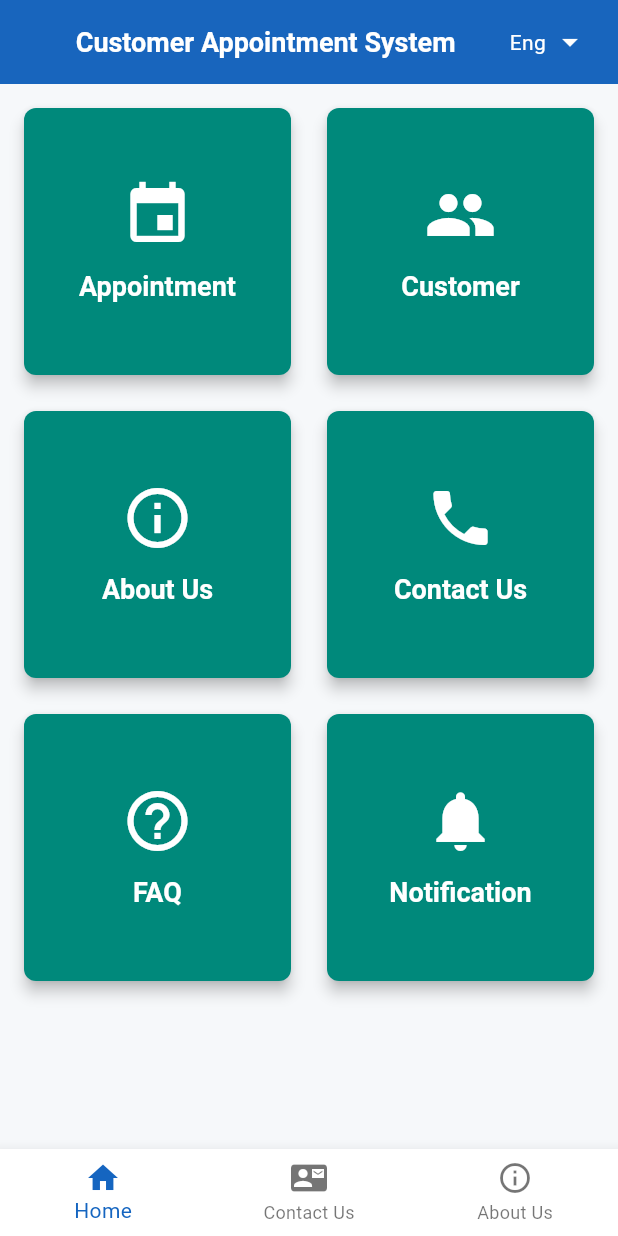
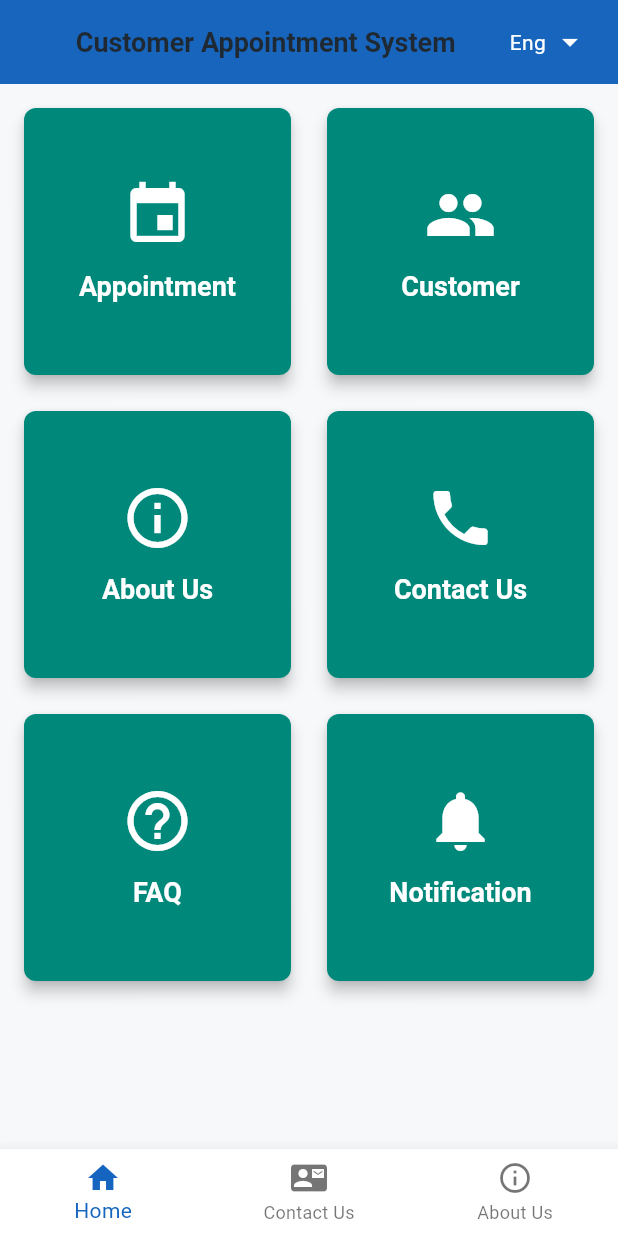
Before and after one commit to SaiKyawZinHtoo/customer_appoinment_system, a Flutter app: the screen it shows after launch, on a phone screen of 412 x 824 dp. Run offline on Flutter 3.47's test engine with Material 3 defaults, Android fonts, the phone set to English and light mode, and no system bars; our stand-ins replace image_picker.

Commit message:
Refactor app bar title to improve text handling and remove notification count display

```diff
--- a/lib/screen/home/home_screen.dart
+++ b/lib/screen/home/home_screen.dart
@@ -43,34 +43,22 @@ class _HomeScreenState extends State<HomeScreen> {
   @override
   Widget build(BuildContext context) {
     final ThemeData theme = Theme.of(context);
-    final int totalNotifs = NotificationRepository.instance.pendingCount(
-      daysAhead: 30,
-    );
 
     return Scaffold(
       appBar: AppBar(
         title: Row(
           mainAxisSize: MainAxisSize.min,
           children: [
-            const Text('Customer Appointment System'),
-            if (totalNotifs > 0) ...[
-              const SizedBox(width: 8),
-              Container(
-                padding: const EdgeInsets.symmetric(horizontal: 8, vertical: 4),
-                decoration: BoxDecoration(
-                  color: Colors.redAccent,
-                  borderRadius: BorderRadius.circular(12),
-                ),
-                child: Text(
-                  '$totalNotifs',
-                  style: const TextStyle(
-                    color: Colors.white,
-                    fontSize: 12,
-                    fontWeight: FontWeight.w600,
-                  ),
+            Flexible(
+              child: Text(
+                'Customer Appointment System',
+                maxLines: 1,
+                overflow: TextOverflow.ellipsis,
+                style: theme.textTheme.titleLarge?.copyWith(
+                  fontWeight: FontWeight.w600,
                 ),
               ),
-            ],
+            ),
           ],
         ),
         actions: [
```
